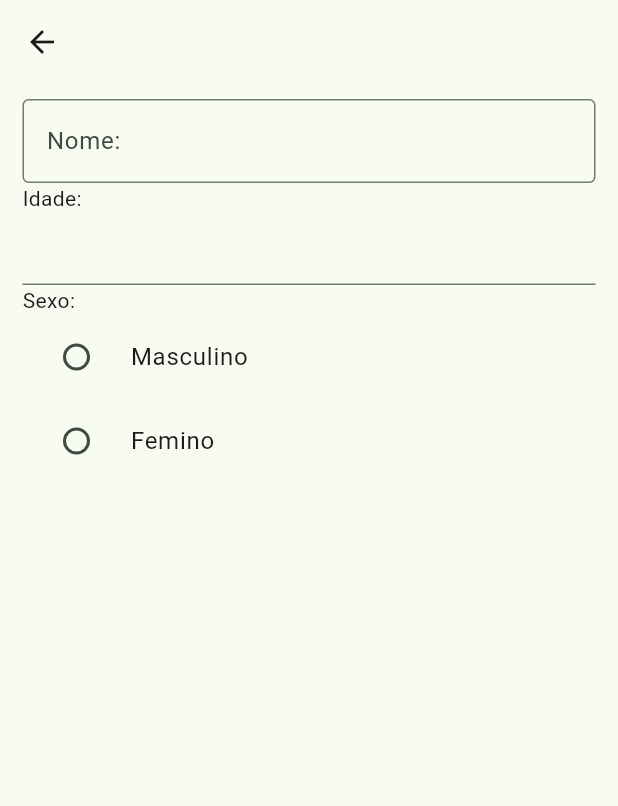
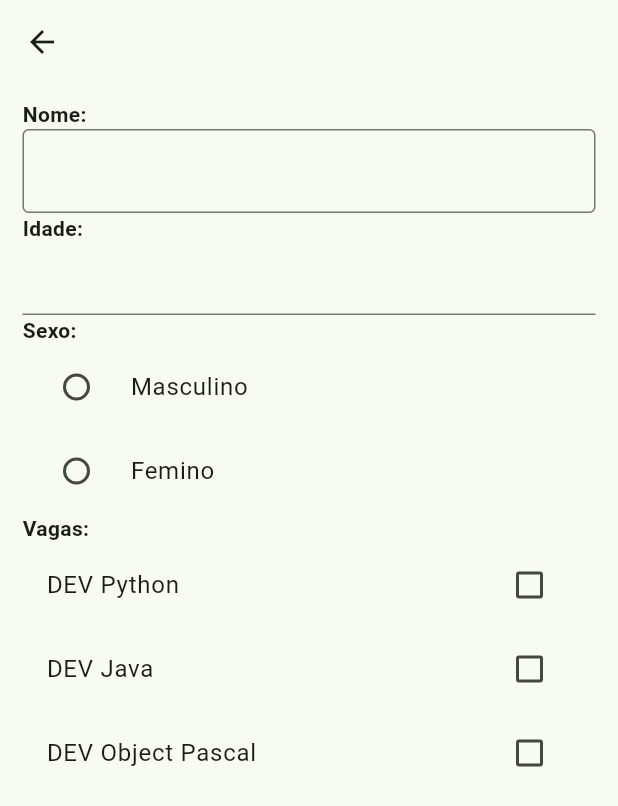
Before and after one commit to Claudio-Boza/estudo-dio-flutter, a Flutter app: the Page1 screen opened directly, on a phone screen of 412 x 824 dp. Shown: the top 806 px of the screen. Run offline on Flutter 3.47's test engine with Material 3 defaults, Android fonts, the light colour scheme and no system bars.

Commit message:
add widget titletext

```diff
--- a/lib/pages/page1.dart
+++ b/lib/pages/page1.dart
@@ -1,3 +1,4 @@
+import 'package:estudo_dio_flutter/widgets/title_age.dart';
 import 'package:flutter/material.dart';
 import 'package:intl/intl.dart';
 
@@ -14,24 +15,28 @@ class _Page1State extends State<Page1> {
 
   List<String> sexo = ['Masculino', 'Femino'];
   String? valueRadio;
+  bool vagasPython = false;
+  bool vagasJava = false;
+  bool vagasPascal = false;
 
   @override
   Widget build(BuildContext context) {
     return Scaffold(
       appBar: AppBar(),
-      body: Padding(
+      body: ListView(children: [
+        Padding(
           padding: const EdgeInsets.symmetric(horizontal: 15, vertical: 10),
           child: Column(
             crossAxisAlignment: CrossAxisAlignment.start,
             children: [
+              const TitleText(title: 'Nome:'),
               TextField(
                 controller: textController,
                 decoration: const InputDecoration(
-                labelText: 'Nome: ',
                   border: OutlineInputBorder(),
                 ),
               ),
-            const Text('Idade:'),
+              const TitleText(title: 'Idade:'),
               TextField(
                 controller: dateController,
                 readOnly: true,
@@ -53,7 +58,7 @@ class _Page1State extends State<Page1> {
                   });
                 },
               ),
-            const Text('Sexo:'),
+              const TitleText(title: 'Sexo:'),
               Column(
                 children: sexo.map((e) {
                   return RadioListTile(
@@ -68,10 +73,39 @@ class _Page1State extends State<Page1> {
                     },
                   );
                 }).toList(),
+              ),
+              const TitleText(title: 'Vagas:'),
+              CheckboxListTile(
+                title: const Text('DEV Python'),
+                value: vagasPython,
+                onChanged: (value) {
+                  setState(() {
+                    vagasPython = !vagasPython;
+                  });
+                },
+              ),
+              CheckboxListTile(
+                title: const Text('DEV Java'),
+                value: vagasJava,
+                onChanged: (value) {
+                  setState(() {
+                    vagasJava = !vagasJava;
+                  });
+                },
+              ),
+              CheckboxListTile(
+                title: const Text('DEV Object Pascal'),
+                value: vagasPascal,
+                onChanged: (value) {
+                  setState(() {
+                    vagasPascal = !vagasPascal;
+                  });
+                },
               )
             ],
           ),
-      ),
+        )
+      ]),
     );
   }
 }
--- /dev/null
+++ b/lib/widgets/title_age.dart
@@ -0,0 +1,16 @@
+import 'package:flutter/material.dart';
+
+class TitleText extends StatelessWidget {
+  final String title;
+  const TitleText({super.key, required this.title});
+
+  @override
+  Widget build(BuildContext context) {
+    return Text(
+      title,
+      style: const TextStyle(
+        fontWeight: FontWeight.bold,
+      ),
+    );
+  }
+}
```
Lines whose indentation alone changed are shown as unchanged.
